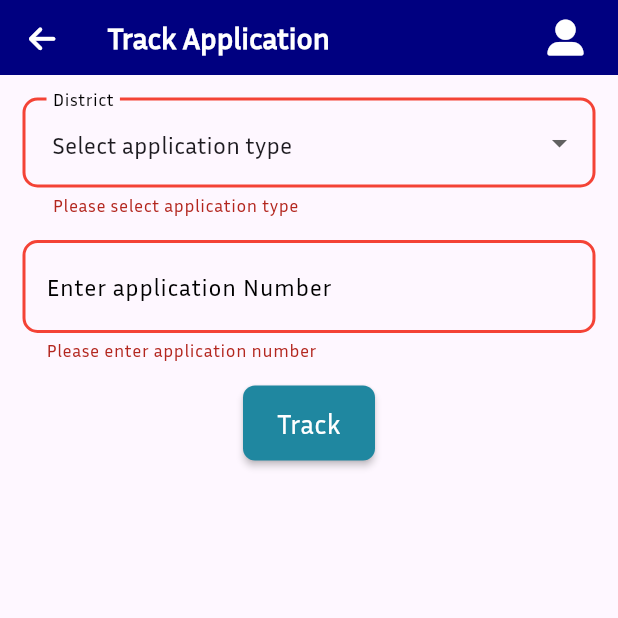
After one commit to bramha-deshmukh17/SmartRTO, a Flutter app: the TrackApplication screen opened by its route, after a tap on "Track", on a phone screen of 412 x 824 dp, the top half of it. The commit adds this screen. Run offline on Flutter 3.47's test engine with Material 3 defaults, Android fonts, the phone set to English and light mode, and no system bars; our stand-ins replace cloud_firestore, file_picker, firebase_auth, firebase_core, firebase_storage, flutter_dotenv and 4 more; missing offline and left inert: drop_down_search_field, flutter_cached_pdfview, pdfx, razorpay_flutter; accounts and stored records are empty; generated files the repository leaves out were written again; network calls fail; statements that could not run were skipped.

Commit message:
UPDATE: added license application tracking

```diff
--- a/lib/main.dart
+++ b/lib/main.dart
@@ -11,6 +11,7 @@ import 'officials_page/puc/puc_list.dart';
 import 'user_pages/grievance/grievance_list.dart';
 import 'user_pages/license/license_application.dart';
 import 'user_pages/license/phone_authenticate.dart';
+import 'user_pages/license/track_application.dart';
 import 'user_pages/profile/edit_profile.dart';
 import 'user_pages/profile/profile.dart';
 import 'user_pages/puc/phone_authentication.dart';
@@ -80,6 +81,7 @@ class MyApp extends StatelessWidget {
         LicenseApplication.id: (context)=> const LicenseApplication(),
         PhoneAuthentication.id: (context)=> PhoneAuthentication(),
         PucApplication.id: (context)=> const PucApplication(),
+        TrackApplication.id: (context)=> const TrackApplication(),
 
         //officer pages
         OfficerLogin.id: (context)=> const OfficerLogin(),
@@ -92,8 +94,8 @@ class MyApp extends StatelessWidget {
         OfficerGrievanceList.id: (context)=> const OfficerGrievanceList(),
         LearnerLicenseList.id: (context)=> const LearnerLicenseList(),
         ViewApplication.id: (context)=> const ViewApplication(),
-        PucList.id: (context)=>  PucList(),
-        ViewPucApplication.id: (context)=> ViewPucApplication(),
+        PucList.id: (context)=> const PucList(),
+        ViewPucApplication.id: (context)=> const ViewPucApplication(),
 
 
       },
--- a/lib/officials_page/puc/puc_application.dart
+++ b/lib/officials_page/puc/puc_application.dart
@@ -7,6 +7,8 @@ import '../../utility/constants.dart';
 
 class ViewPucApplication extends StatefulWidget {
   static const String id = 'officer/puc/application';
+
+  const ViewPucApplication({super.key});
 
   @override
   _ViewPucApplicationState createState() => _ViewPucApplicationState();
--- a/lib/officials_page/puc/puc_list.dart
+++ b/lib/officials_page/puc/puc_list.dart
@@ -6,6 +6,8 @@ import 'puc_application.dart';
 
 class PucList extends StatefulWidget {
   static const String id = 'officer/puc/list';
+
+  const PucList({super.key});
   @override
   _PucListState createState() => _PucListState();
 }
--- a/lib/user_pages/home_page.dart
+++ b/lib/user_pages/home_page.dart
@@ -5,6 +5,7 @@ import '../utility/constants.dart';
 import '../utility/my_card.dart';
 import 'grievance/grievance_list.dart';
 import 'license/license.dart';
+import 'license/track_application.dart';
 import 'puc/phone_authentication.dart';
 import 'vehicle/vehicles.dart';
 import 'chatbot/chatbot.dart';
@@ -71,10 +72,17 @@ class _HomePageState extends State<HomePage> {
                 child: Row(
                   children: [
                     CustomCard(
-                      icon: FontAwesomeIcons.driversLicense,
+                      icon: FontAwesomeIcons.idCard,
                       cardTitle: 'License',
                       onTap: () {
                         Navigator.pushNamed(context, LicenseInfoPage.id);
+                      },
+                    ),
+                    CustomCard(
+                      icon: FontAwesomeIcons.listCheck,
+                      cardTitle: 'Track Application',
+                      onTap: () {
+                        Navigator.pushNamed(context, TrackApplication.id);
                       },
                     ),
                     CustomCard(
--- a/lib/user_pages/license/phone_authenticate.dart
+++ b/lib/user_pages/license/phone_authenticate.dart
@@ -11,7 +11,7 @@ import '../../utility/user_input.dart';
 import 'license_application.dart';
 
 class PhoneAuthenticate extends StatefulWidget {
-  static const String id = 'user/phontauthenticate/license';
+  static const String id = 'user/license/phontauthenticate';
   const PhoneAuthenticate({super.key});
 
   @override
--- /dev/null
+++ b/lib/user_pages/license/track_application.dart
@@ -0,0 +1,213 @@
+import 'package:cloud_firestore/cloud_firestore.dart';
+import 'package:flutter/material.dart';
+
+import '../../utility/appbar.dart';
+import '../../utility/constants.dart';
+import '../../utility/round_button.dart';
+import '../../utility/user_input.dart';
+
+class TrackApplication extends StatefulWidget {
+  static const String id = 'user/application/track';
+
+  const TrackApplication({super.key});
+
+  @override
+  _TrackApplicationState createState() => _TrackApplicationState();
+}
+
+class _TrackApplicationState extends State<TrackApplication> {
+  final TextEditingController _applicationNumberController =
+      TextEditingController();
+  String? applicationType, applicationTypeError, applicationInput;
+  List<String> applicationTypeList = [
+    'Select application type',
+    'Learning License',
+    'Driving License',
+  ];
+
+  Map<String, dynamic>? applicationData;
+  @override
+  Widget build(BuildContext context) {
+    return Scaffold(
+      appBar: Appbar(
+        title: 'Track Application',
+        displayUserProfile: true,
+        isBackButton: true,
+      ),
+      body: Padding(
+        padding: EdgeInsets.all(15.0),
+        child: Column(
+          children: [
+            DropdownButtonFormField<String>(
+              decoration: kDropdown(
+                "District",
+                errorText: applicationTypeError,
+              ),
+              value: applicationTypeList[0],
+              items: applicationTypeList.map((district) {
+                return DropdownMenuItem<String>(
+                  value: district,
+                  child: Text(district),
+                );
+              }).toList(),
+              onChanged: (String? newValue) {
+                setState(() {
+                  if (newValue != applicationTypeList[0]) {
+                    applicationType = newValue;
+                    print('type: $applicationType');
+                  } else {
+                    applicationType = null;
+                  }
+                });
+              },
+            ),
+            kBox,
+            UserInput(
+              controller: _applicationNumberController,
+              hint: 'Enter application Number',
+              keyboardType: TextInputType.number,
+              errorText: applicationInput,
+              width: double.infinity,
+            ),
+            kBox,
+            RoundButton(
+              onPressed: fetchStatus,
+              text: 'Track',
+            ),
+            if (applicationData != null) ...[
+              const SizedBox(height: 20),
+              const Text(
+                "Application Details:",
+                style: TextStyle(fontSize: 18, fontWeight: FontWeight.bold),
+              ),
+                Text(
+                'Application Number: ${_applicationNumberController.text}',
+                style: TextStyle(fontSize: 16),
+                ),
+                Text(
+                'Applicant Name: ${applicationData?['fullName'] ?? 'N/A'}',
+                style: TextStyle(fontSize: 16),
+                ),
+                Text(
+                'Applicant Mobile: ${applicationData?['applicantMobile'] ?? 'N/A'}',
+                style: TextStyle(fontSize: 16),
+                ),
+
+              kBox,
+              // Step Indicator Row
+              Padding(
+                padding: EdgeInsets.symmetric(horizontal: 20.0),
+                child: Row(
+                  crossAxisAlignment: CrossAxisAlignment.center,
+                  children: [
+                    // Applied Step (always complete)
+                    Icon(
+                      Icons.check_circle,
+                      color: Colors.green,
+                    ),
+                    Expanded(
+                      child: Container(
+                        height: 2,
+                        color: Colors.grey,
+                      ),
+                    ),
+                    // Exam Cleared Step
+                    Icon(
+                      (applicationData?['examResult'] == true)
+                          ? Icons.check_circle
+                          : Icons.radio_button_unchecked,
+                      color: (applicationData?['examResult'] == true)
+                          ? Colors.green
+                          : Colors.grey,
+                    ),
+                    Expanded(
+                      child: Container(
+                        height: 2,
+                        color: Colors.grey,
+                      ),
+                    ),
+                    // Approved Step
+                    Icon(
+                      (applicationData?['approved'] == true)
+                          ? Icons.check_circle
+                          : Icons.radio_button_unchecked,
+                      color: (applicationData?['approved'] == true)
+                          ? Colors.green
+                          : Colors.grey,
+                    ),
+                  ],
+                ),
+              ),
+              Padding(
+                padding: EdgeInsets.symmetric(horizontal: 20.0),
+                child: Row(
+                  mainAxisAlignment: MainAxisAlignment.spaceBetween,
+                  children: [
+                    // Applied Step (always complete)
+                    Text('Applied'),
+
+                    // Exam Cleared Step
+                    Text('Exam Cleared'),
+
+                    // Approved Step
+                    Text('Approved'),
+                  ],
+                ),
+              ),
+              kBox,
+              // Show license number if approved
+              if (applicationData?['approved'] == true &&
+                  applicationData?['licenseNumber'] != null)
+                Text(
+                  "License Number: ${applicationData!['licenseNumber']}",
+                  style: const TextStyle(
+                    fontSize: 18,
+                    fontWeight: FontWeight.bold,
+                  ),
+                ),
+            ],
+          ],
+        ),
+      ),
+    );
+  }
+
+  Future<void> fetchStatus() async {
+    if (applicationType == null) {
+      setState(() {
+        applicationTypeError = 'Please select application type';
+      });
+    }
+    if (_applicationNumberController.text.isEmpty) {
+      setState(() {
+        applicationInput = 'Please enter application number';
+      });
+    }
+    if (applicationType == null || _applicationNumberController.text.isEmpty) {
+      return;
+    }
+
+    String collectionPath = applicationType == 'Learning License'
+        ? 'llapplication'
+        : 'dlapplication';
+
+    try {
+      DocumentSnapshot snapshot = await FirebaseFirestore.instance
+          .collection(collectionPath)
+          .doc(_applicationNumberController.text)
+          .get();
+
+      setState(() {
+        if (!snapshot.exists) {
+          applicationData = null;
+        } else {
+          applicationData = snapshot.data() as Map<String, dynamic>?;
+        }
+      });
+    } catch (e) {
+      setState(() {
+        applicationData = null;
+      });
+    }
+  }
+}
```
